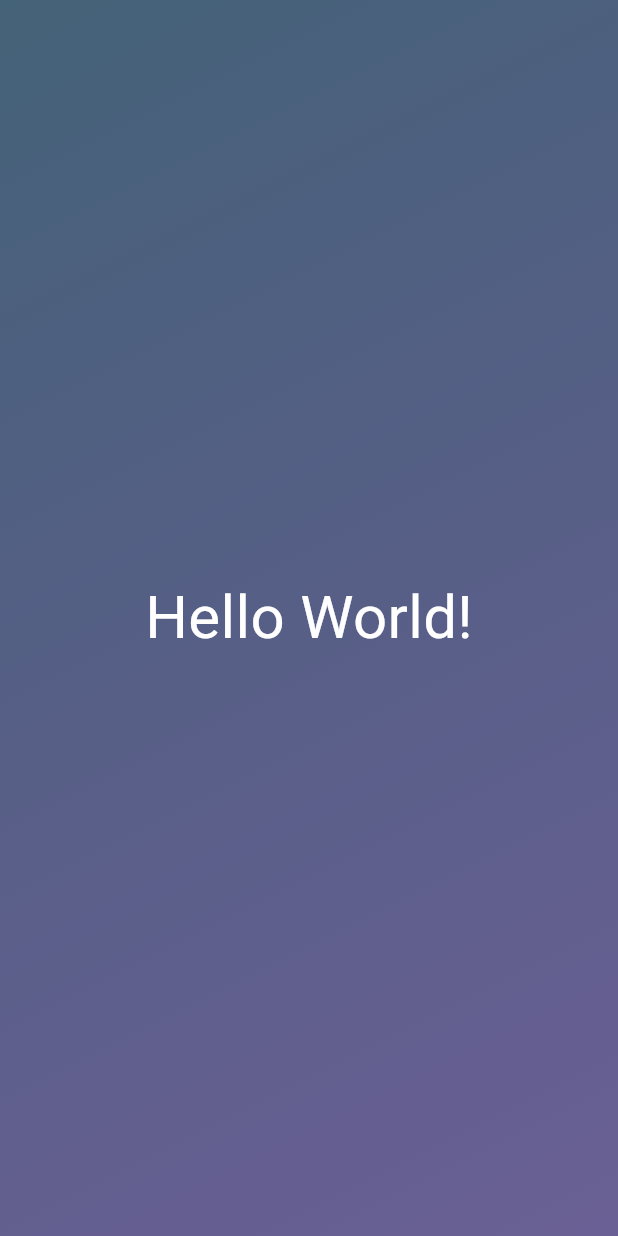
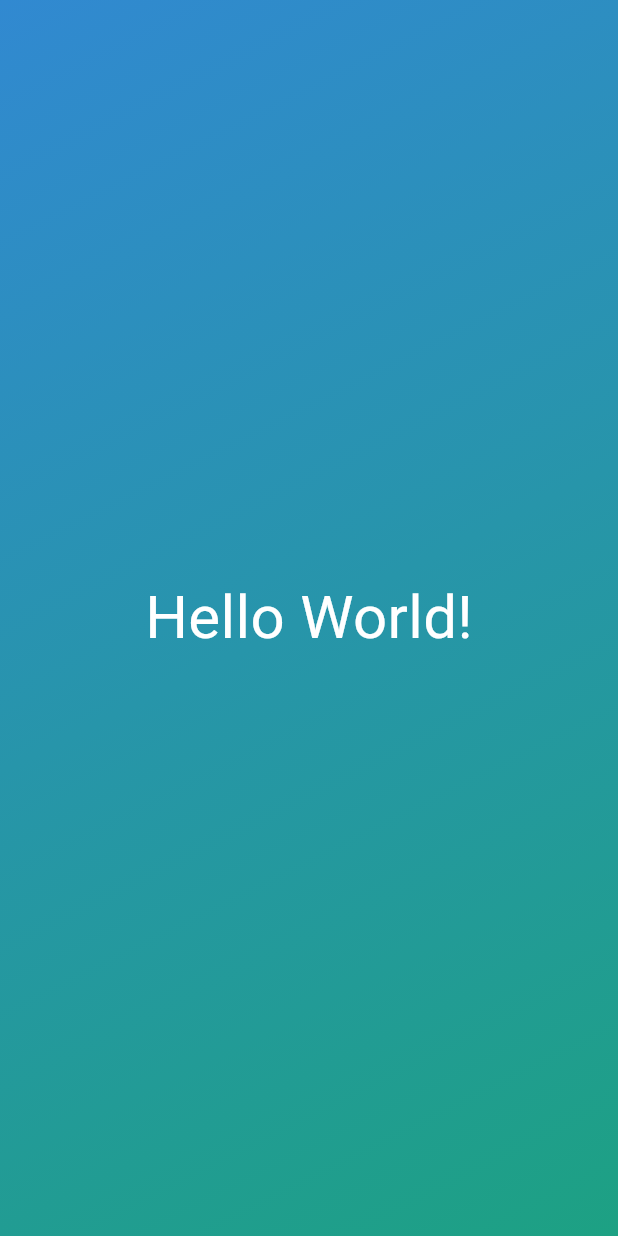
Before and after one commit to divya-rosy/flutter_demo, a Flutter app: the screen it shows after launch, on a phone screen of 412 x 824 dp. Run offline on Flutter 3.47's test engine with Material 3 defaults, Android fonts, the phone set to English and light mode, and no system bars.

```diff
--- a/roll dice app/lib/gradient_container.dart
+++ b/roll dice app/lib/gradient_container.dart
@@ -1,12 +1,29 @@
+import 'package:first_app/styled_text.dart';
+
 import 'package:flutter/material.dart';
 
-import 'package:first_app/main.dart';
-void main() {
-  runApp(
-    MaterialApp(
-      home: Scaffold(
-        body: GradientContainer(),
+var startAlignment = Alignment.topLeft;
+var endAlignment = Alignment.bottomRight;
+
+class GradientContainer extends StatelessWidget {
+  const GradientContainer(this.color1, this.color2, {super.key});
+
+  final Color color1;
+  final Color color2;
+
+  @override
+  Widget build(BuildContext context) {
+    return Container(
+      decoration: BoxDecoration(
+        gradient: LinearGradient(
+          colors: [color1, color2],
+          begin: startAlignment,
+          end: endAlignment,
+        ),
       ),
-    ),
-  );
+      child: const Center(
+        child: StyledText('Hello World!'),
+      ),
+    );
+  }
 }
--- a/roll dice app/lib/main.dart
+++ b/roll dice app/lib/main.dart
@@ -1,31 +1,13 @@
-import 'package:first_app/styled_text.dart';
 import 'package:flutter/material.dart';
 
-var startAlignment = Alignment.topLeft;
-var endAlignment = Alignment.bottomRight;
+import 'package:first_app/gradient_container.dart';
+
 void main() {
-  runApp(MaterialApp(home: Scaffold(body: GradientContainer())));
+  runApp(
+    MaterialApp(
+      home: Scaffold(
+        body: const GradientContainer(Color.fromARGB(255, 49, 137, 209), Color.fromARGB(255, 29, 161, 131)),
+      ),
+    ),
+  );
 }
-
-class GradientContainer extends StatelessWidget {
-  const GradientContainer({super.key});
-
-  @override
-  Widget build(BuildContext context) {
-    return Container(
-      decoration: BoxDecoration(
-        gradient: LinearGradient(
-          colors: const [
-            Color.fromARGB(255, 68, 98, 120),
-            Color.fromARGB(205, 70, 59, 123),
-          ],
-          begin: startAlignment,
-          end: endAlignment,
-        ),
-      ),
-      child: const Center(
-        child: StyledText('Hello World!'),
-      ),
-    );
-  }
-}
```
Also changed, not shown: 1 other file.
